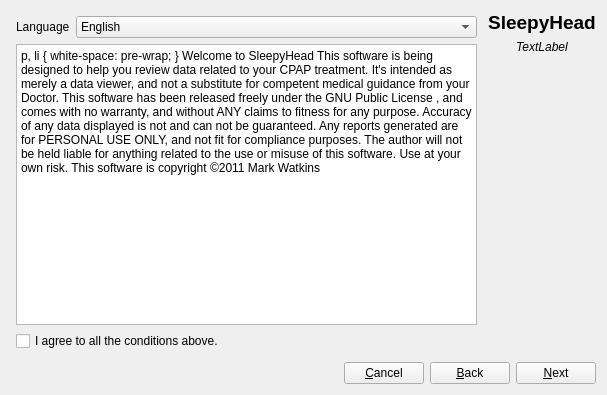
Qt form newprofile.ui (sbonaime/sleepyhead-code.) before a commit.
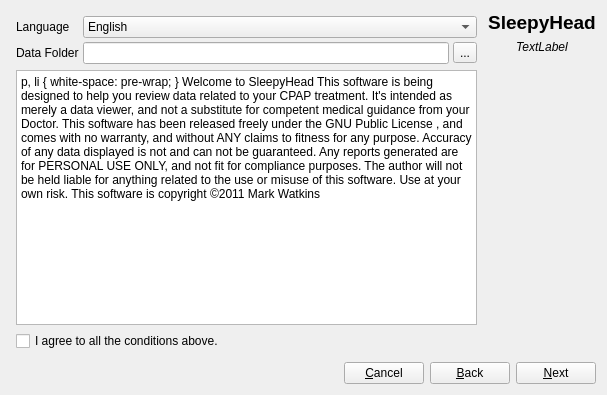
The same form after that commit. Icons and pictures are not drawn.

Commit message: Added data folder selection ability on first run. Show data folder location in About window

```diff
--- a/newprofile.ui
+++ b/newprofile.ui
@@ -36,8 +36,11 @@
             <number>5</number>
            </property>
            <item>
-            <layout class="QHBoxLayout" name="horizontalLayout_5">
-             <item>
+            <layout class="QGridLayout" name="gridLayout_3">
+             <property name="spacing">
+              <number>4</number>
+             </property>
+             <item row="0" column="0">
               <widget class="QLabel" name="label_28">
                <property name="sizePolicy">
                 <sizepolicy hsizetype="Fixed" vsizetype="Preferred">
@@ -53,7 +56,7 @@
                </property>
               </widget>
              </item>
-             <item>
+             <item row="0" column="1" colspan="2">
               <widget class="QComboBox" name="languageCombo">
                <item>
                 <property name="text">
@@ -62,6 +65,30 @@
                </item>
               </widget>
              </item>
+             <item row="1" column="0">
+              <widget class="QLabel" name="label_3">
+               <property name="text">
+                <string>Data Folder</string>
+               </property>
+              </widget>
+             </item>
+             <item row="1" column="1">
+              <widget class="QLineEdit" name="dataFolderPath">
+               <property name="toolTip">
+                <string>Shows the directory where SleepyHead data will be stored. </string>
+               </property>
+              </widget>
+             </item>
+             <item row="1" column="2">
+              <widget class="QToolButton" name="dataFolderButton">
+               <property name="toolTip">
+                <string>Click here to choose where to store SleepyHead data.</string>
+               </property>
+               <property name="text">
+                <string>...</string>
+               </property>
+              </widget>
+             </item>
             </layout>
            </item>
            <item>
```
The commit also changes 6 other files.
